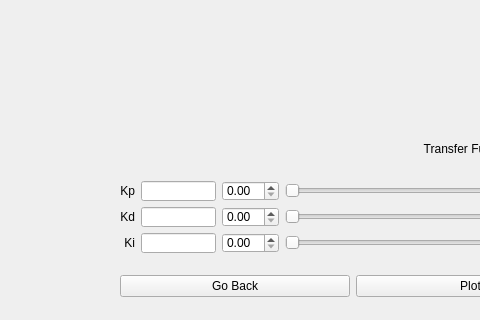
Before: the Qt Designer form mct-usc-dev/controlwindow.ui in Yanbo-Li/mct-test, drawn with Qt 5; both pictures show x 0 to 480 and y 387 to 707 of the 971 by 707 pixel window.
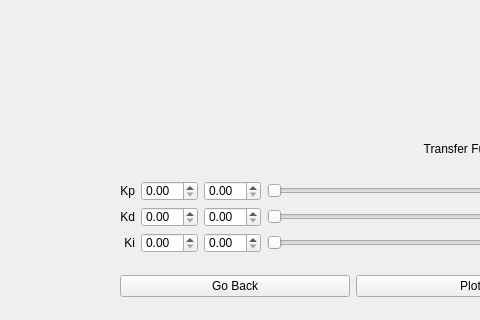
After: the same form once the commit is applied. Custom widgets are drawn as their Qt base class.

Diff of the .ui file:
```diff
--- a/mct-usc-dev/controlwindow.ui
+++ b/mct-usc-dev/controlwindow.ui
@@ -106,30 +106,30 @@
          <number>0</number>
         </property>
         <item>
-         <widget class="QLineEdit" name="kpLineEdit">
+         <widget class="QDoubleSpinBox" name="kpValBox">
           <property name="maximumSize">
            <size>
-            <width>75</width>
+            <width>16777215</width>
             <height>20</height>
            </size>
           </property>
          </widget>
         </item>
         <item>
-         <widget class="QLineEdit" name="kdLineEdit">
+         <widget class="QDoubleSpinBox" name="kdValBox">
           <property name="maximumSize">
            <size>
-            <width>75</width>
+            <width>16777215</width>
             <height>20</height>
            </size>
           </property>
          </widget>
         </item>
         <item>
-         <widget class="QLineEdit" name="kiLineEdit">
+         <widget class="QDoubleSpinBox" name="kiValBox">
           <property name="maximumSize">
            <size>
-            <width>75</width>
+            <width>16777215</width>
             <height>20</height>
            </size>
           </property>
```
